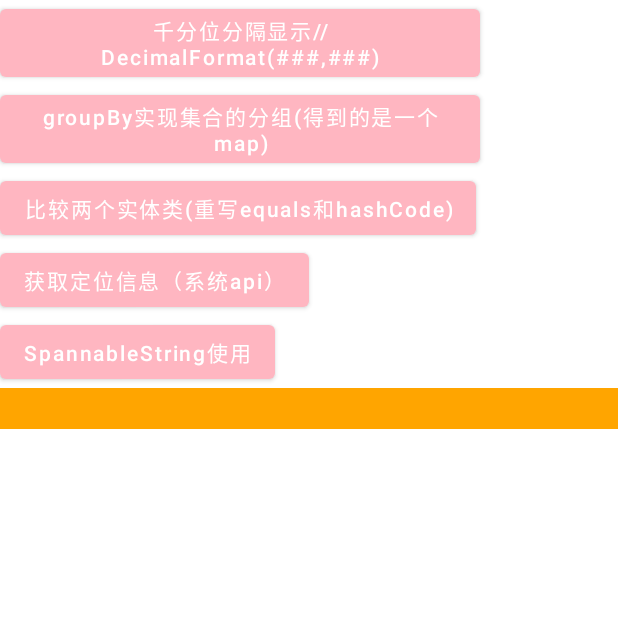
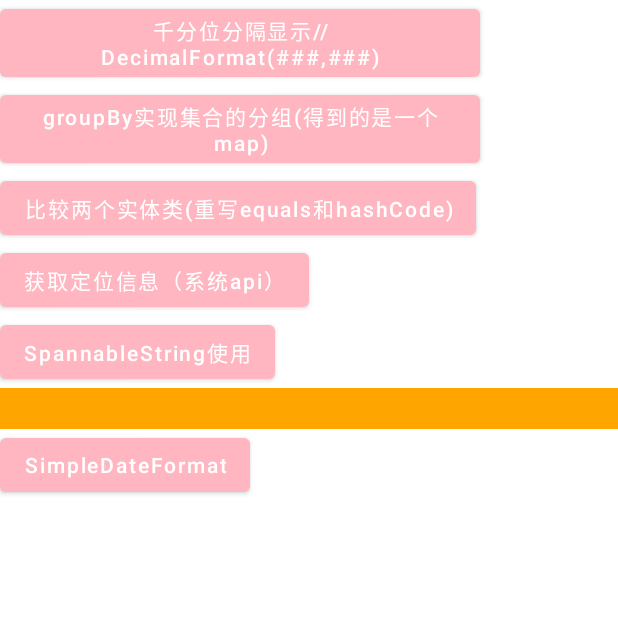
Before and after one commit to SunHongLi/Sun, an Android app: the UtilsActivity screen opened directly, with no data from a screen before it, on a phone screen of 412 x 824 dp, the top half of it. Run offline under Robolectric (Android 15) with nearby library versions, the phone set to English and light mode, and no system bars.

Commit message:
时间戳转换

```diff
--- a/app/src/main/res/layout/activity_utils.xml
+++ b/app/src/main/res/layout/activity_utils.xml
@@ -37,15 +37,22 @@
         android:text="@string/spannable_string" />
 
     <TextView
+        android:id="@+id/tv_span"
+        android:layout_width="match_parent"
+        android:layout_height="wrap_content"
+        android:background="@color/orange"
         android:shadowColor="#ffe04901"
         android:shadowDx="0"
         android:shadowDy="2"
         android:shadowRadius="3"
         android:textColor="@color/white"
-        android:textSize="20dp"
-        android:background="@color/orange"
-        android:id="@+id/tv_span"
-        android:layout_width="match_parent"
-        android:layout_height="wrap_content" />
+        android:textSize="20dp" />
+
+    <Button
+        android:id="@+id/btn_date_format"
+        android:layout_width="wrap_content"
+        android:layout_height="wrap_content"
+        android:onClick="simpleDateFormat"
+        android:text="SimpleDateFormat" />
 
 </LinearLayout>
```
Also changed, not shown: app/src/main/java/com/hl/sun/ui/activity/UtilsActivity.kt (+12 -0 lines), app/src/main/java/com/hl/sun/util/TimeUtils.kt (added, +45 -0 lines).
